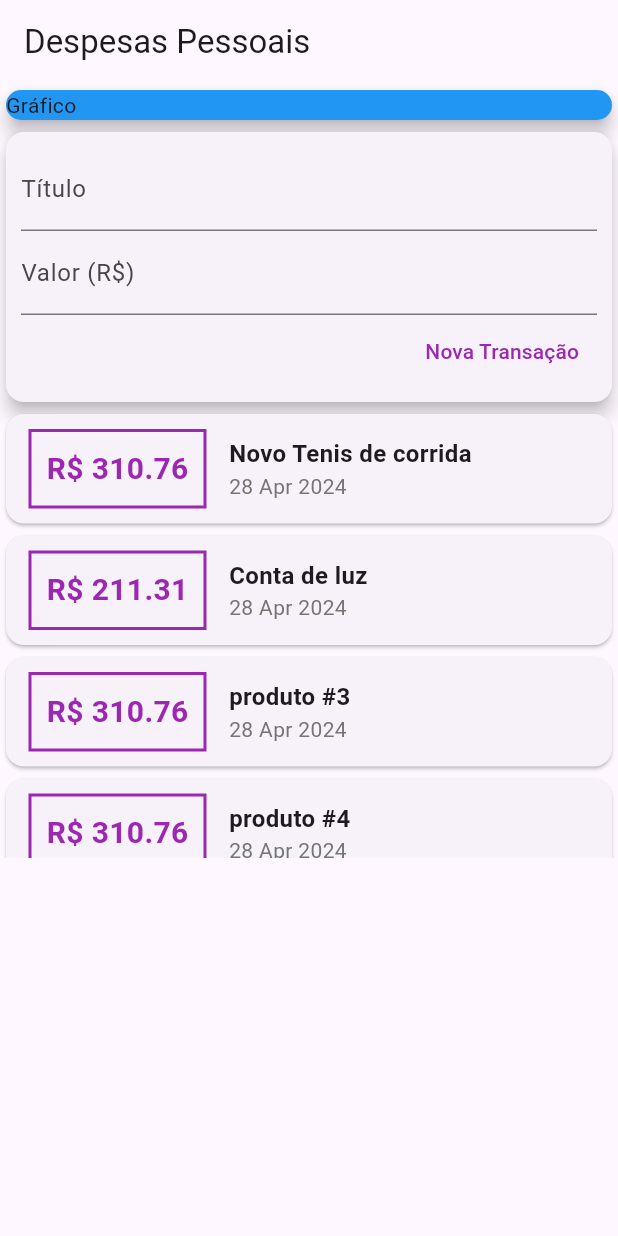
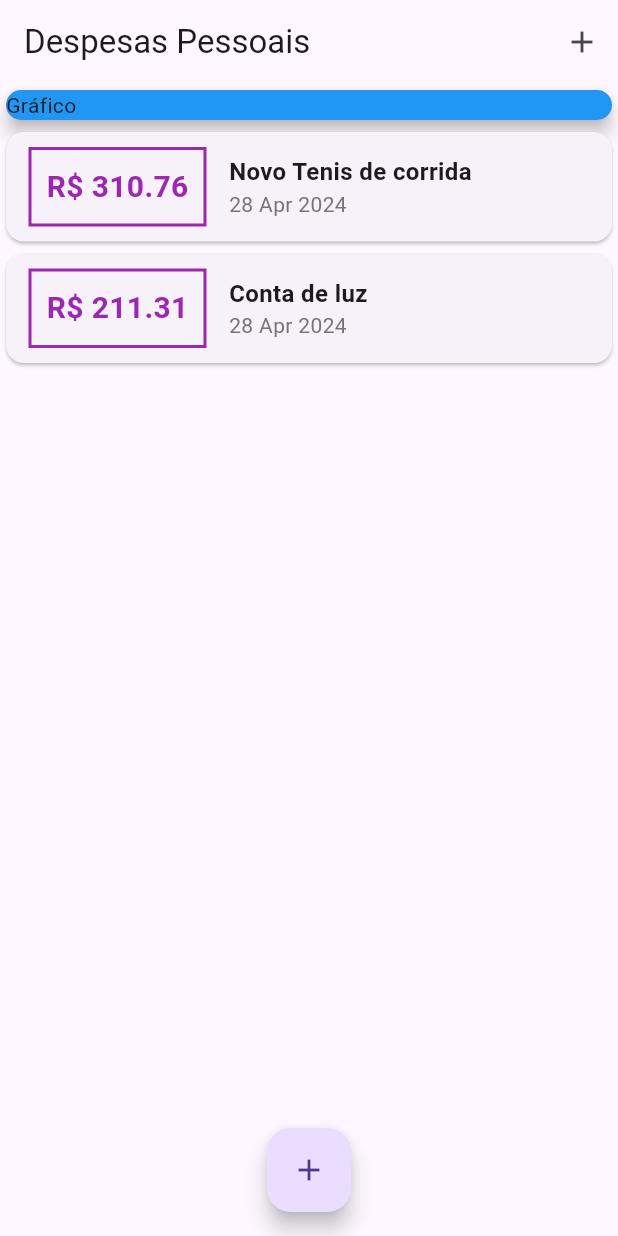
Before and after one commit to Junior580/personalExpensesApp, a Flutter app: the screen it shows after launch, on a phone screen of 412 x 824 dp. Run offline on Flutter 3.47's test engine with Material 3 defaults, Android fonts, the phone set to English and light mode, and no system bars.

Commit message:
feat: components

```diff
--- a/lib/components/transaction_user.dart
+++ /dev/null
@@ -1,98 +0,0 @@
-import 'dart:math';
-
-import 'package:flutter/material.dart';
-import 'package:myapp2/models/transaction.dart';
-import 'transaction_form.dart';
-import 'transaction_list.dart';
-
-class TransactionUser extends StatefulWidget {
-  const TransactionUser({super.key});
-
-  @override
-  State<TransactionUser> createState() => _TransactionUser();
-}
-
-class _TransactionUser extends State<TransactionUser> {
-  final _transactions = [
-    Transaction(
-      id: 't1',
-      title: 'Novo Tenis de corrida',
-      value: 310.76,
-      date: DateTime.now(),
-    ),
-    Transaction(
-      id: 't2',
-      title: 'Conta de luz',
-      value: 211.31,
-      date: DateTime.now(),
-    ),
-    Transaction(
-      id: 't3',
-      title: 'produto #3',
-      value: 310.76,
-      date: DateTime.now(),
-    ),
-    Transaction(
-      id: 't4',
-      title: 'produto #4',
-      value: 310.76,
-      date: DateTime.now(),
-    ),
-    Transaction(
-      id: 't5',
-      title: 'produto #5',
-      value: 310.76,
-      date: DateTime.now(),
-    ),
-    Transaction(
-      id: 't5',
-      title: 'produto #5',
-      value: 310.76,
-      date: DateTime.now(),
-    ),
-    Transaction(
-      id: 't5',
-      title: 'produto #5',
-      value: 310.76,
-      date: DateTime.now(),
-    ),
-    Transaction(
-      id: 't6',
-      title: 'produto #6',
-      value: 310.76,
-      date: DateTime.now(),
-    ),
-    Transaction(
-      id: 't7',
-      title: 'produto #7',
-      value: 310.76,
-      date: DateTime.now(),
-    ),
-  ];
-
-  _addTransaction(String title, double value) {
-    final newTransaction = Transaction(
-        id: Random().nextDouble().toString(),
-        title: title,
-        value: value,
-        date: DateTime.now());
-
-    print('_addTransaction: ${newTransaction.title}');
-
-    setState(() {
-      _transactions.add(newTransaction);
-    });
-  }
-
-  @override
-  Widget build(BuildContext context) {
-    return Column(
-      children: [
-        TransactionForm(
-          onSubmit: _addTransaction,
-        ),
-        TransactionList(transactions: _transactions),
-      ],
-    );
-  }
-}
--- a/lib/main.dart
+++ b/lib/main.dart
@@ -1,5 +1,9 @@
 import 'package:flutter/material.dart';
-import 'components/transaction_user.dart';
+import 'package:myapp2/components/transaction_form.dart';
+
+import 'dart:math';
+import '/models/transaction.dart';
+import 'components/transaction_list.dart';
 
 void main() => runApp(const ExpensesApp());
 
@@ -12,8 +16,48 @@ class ExpensesApp extends StatelessWidget {
   }
 }
 
-class HomePage extends StatelessWidget {
+class HomePage extends StatefulWidget {
   const HomePage({super.key});
+
+  @override
+  State<HomePage> createState() => _HomePageState();
+}
+
+class _HomePageState extends State<HomePage> {
+  final _transactions = [
+    Transaction(
+      id: 't1',
+      title: 'Novo Tenis de corrida',
+      value: 310.76,
+      date: DateTime.now(),
+    ),
+    Transaction(
+      id: 't2',
+      title: 'Conta de luz',
+      value: 211.31,
+      date: DateTime.now(),
+    ),
+  ];
+
+  _addTransaction(String title, double value) {
+    final newTransaction = Transaction(
+        id: Random().nextDouble().toString(),
+        title: title,
+        value: value,
+        date: DateTime.now());
+
+    setState(() {
+      _transactions.add(newTransaction);
+    });
+  }
+
+  _openTransactionFormModal(BuildContext context) {
+    showModalBottomSheet(
+        context: context,
+        builder: (_) {
+          return TransactionForm(onSubmit: _addTransaction);
+        });
+  }
 
   @override
   Widget build(BuildContext context) {
@@ -21,6 +65,11 @@ class HomePage extends StatelessWidget {
       home: Scaffold(
         appBar: AppBar(
           title: const Text('Despesas Pessoais'),
+          actions: [
+            IconButton(
+                onPressed: () => _openTransactionFormModal(context),
+                icon: const Icon(Icons.add))
+          ],
         ),
         body: SingleChildScrollView(
           child: Column(
@@ -33,10 +82,15 @@ class HomePage extends StatelessWidget {
                   child: Text('Gráfico'),
                 ),
               ),
-              const TransactionUser(),
+              TransactionList(transactions: _transactions),
             ],
           ),
         ),
+        floatingActionButton: FloatingActionButton(
+          child: const Icon(Icons.add),
+          onPressed: () => _openTransactionFormModal(context),
+        ),
+        floatingActionButtonLocation: FloatingActionButtonLocation.centerFloat,
       ),
     );
   }
```
Also changed, not shown: lib/components/transaction_form.dart (+25 -8 lines).
